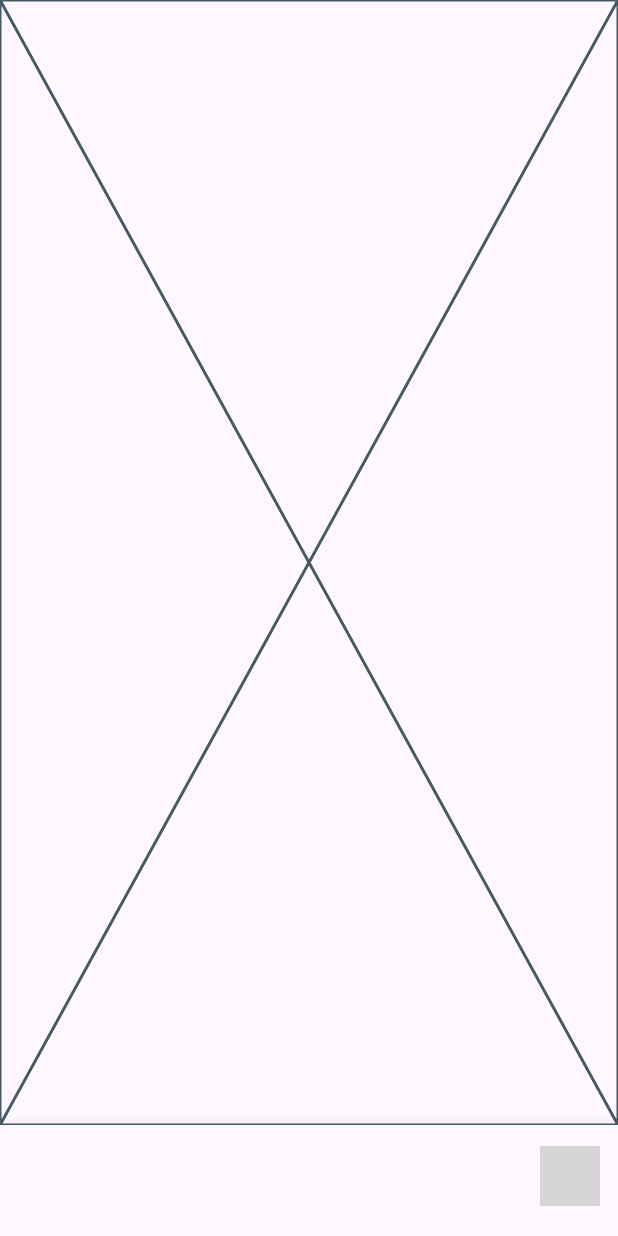
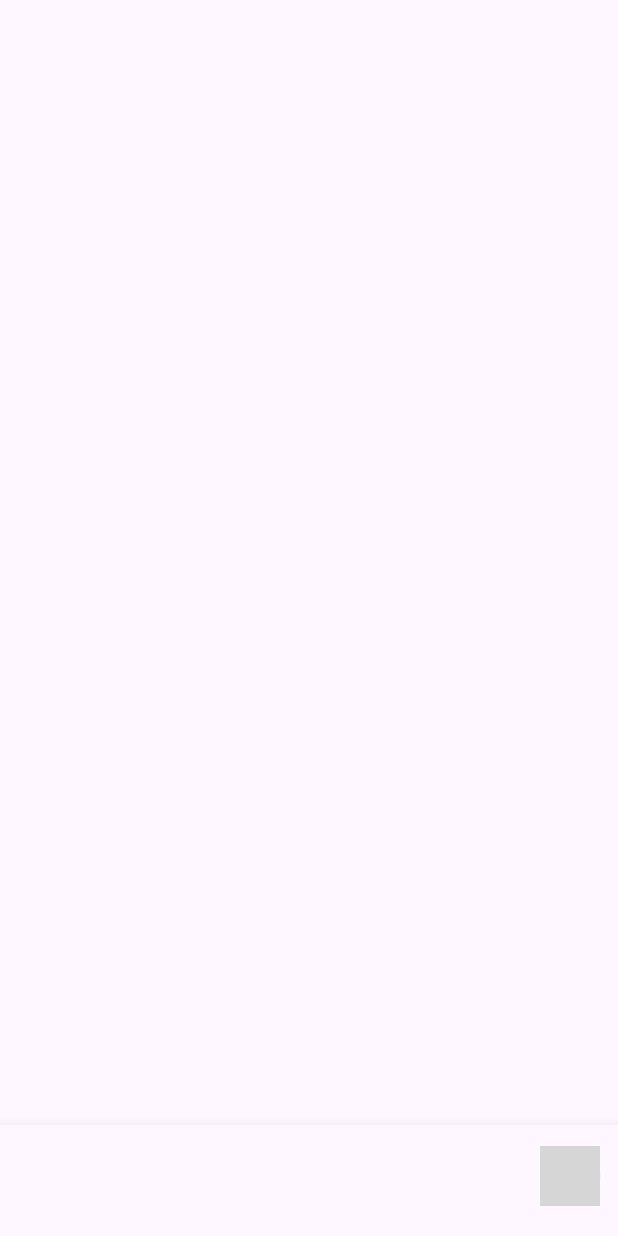
Before and after one commit to MKDomini/flutter_project_latosa, a Flutter app: the screen it shows after launch, item 3 of the bottom bar chosen, on a phone screen of 412 x 824 dp. Run offline on Flutter 3.47's test engine with Material 3 defaults, Android fonts, the phone set to English and light mode, and no system bars; grey boxes are pictures that could not be loaded.

Commit message:
Update reels

```diff
--- a/facebook/lib/pages/reels.dart
+++ b/facebook/lib/pages/reels.dart
@@ -10,6 +10,8 @@ class ReelsPage extends StatefulWidget {
 class _ReelsPageState extends State<ReelsPage> {
   @override
   Widget build(BuildContext context) {
-    return const Placeholder();
+    return const Scaffold(
+      body: Column(),
+    );
   }
 }
```
